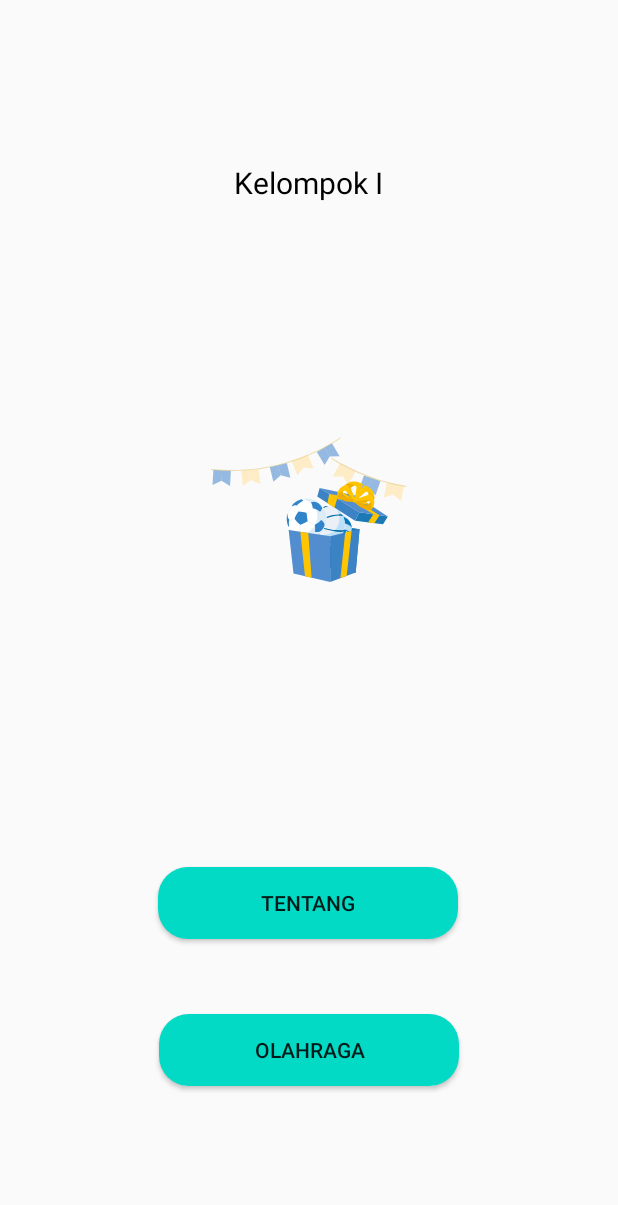
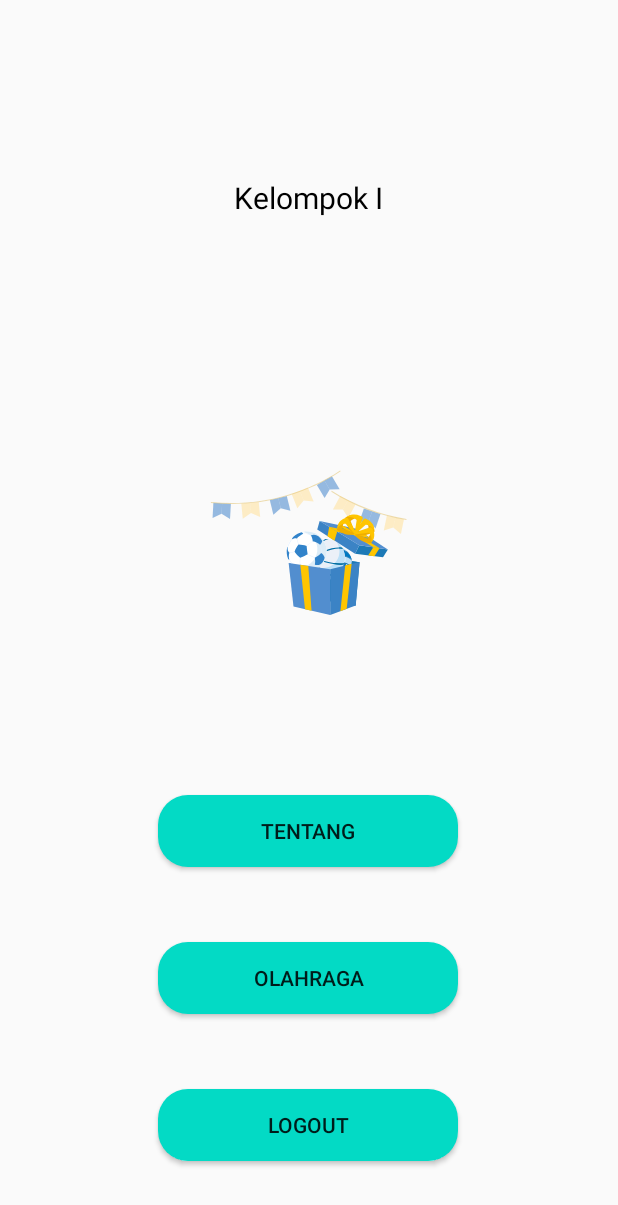
Before and after one commit to Raychal/SimpleApp, an Android app: the layout activity_main.xml on its own in the app's theme, with its tools: preview values and no code run, on a phone screen of 412 x 824 dp. Shown: the top 1205 px of the screen. Run offline under Robolectric (Android 15) with nearby library versions, the light colour scheme and no system bars.

Commit message:
Add fitur session and logout

```diff
--- a/app/src/main/res/layout/activity_main.xml
+++ b/app/src/main/res/layout/activity_main.xml
@@ -24,7 +24,7 @@
         android:id="@+id/lottie_view"
         android:layout_width="140dp"
         android:layout_height="140dp"
-        android:layout_marginBottom="170dp"
+        android:layout_marginBottom="100dp"
         app:layout_constraintBottom_toTopOf="@+id/tentang"
         app:layout_constraintEnd_toEndOf="parent"
         app:layout_constraintHorizontal_bias="0.498"
@@ -42,17 +42,30 @@
         android:text="@string/tentang"
         app:layout_constraintBottom_toTopOf="@+id/olahraga"
         app:layout_constraintEnd_toEndOf="parent"
-        app:layout_constraintHorizontal_bias="0.498"
+        app:layout_constraintHorizontal_bias="0.497"
         app:layout_constraintStart_toStartOf="parent" />
 
     <Button
         android:id="@+id/olahraga"
         android:layout_width="200dp"
         android:layout_height="wrap_content"
-        android:layout_marginBottom="100dp"
+        android:layout_marginBottom="50dp"
         android:background="@drawable/bg_button"
         android:text="@string/olahraga"
+        app:layout_constraintBottom_toTopOf="@+id/logout"
+        app:layout_constraintEnd_toEndOf="parent"
+        app:layout_constraintHorizontal_bias="0.497"
+        app:layout_constraintStart_toStartOf="parent" />
+
+    <Button
+        android:id="@+id/logout"
+        android:layout_width="200dp"
+        android:layout_height="wrap_content"
+        android:layout_marginBottom="50dp"
+        android:background="@drawable/bg_button"
+        android:text="@string/logout"
         app:layout_constraintBottom_toBottomOf="parent"
         app:layout_constraintEnd_toEndOf="parent"
+        app:layout_constraintHorizontal_bias="0.497"
         app:layout_constraintStart_toStartOf="parent" />
 </androidx.constraintlayout.widget.ConstraintLayout>
--- a/app/src/main/res/values/strings.xml
+++ b/app/src/main/res/values/strings.xml
@@ -20,5 +20,6 @@
     <string name="email">Email</string>
     <string name="password">Password</string>
     <string name="regis">Register</string>
+    <string name="logout">Logout</string>
 
 </resources>
```
Also changed, not shown: app/src/main/java/com/raychal/simpleapp/db/SqliteHelper.java (+30 -2 lines), app/src/main/java/com/raychal/simpleapp/ui/main/LoginActivity.java (+8 -5 lines), app/src/main/java/com/raychal/simpleapp/ui/main/MainActivity.java (+26 -2 lines).
